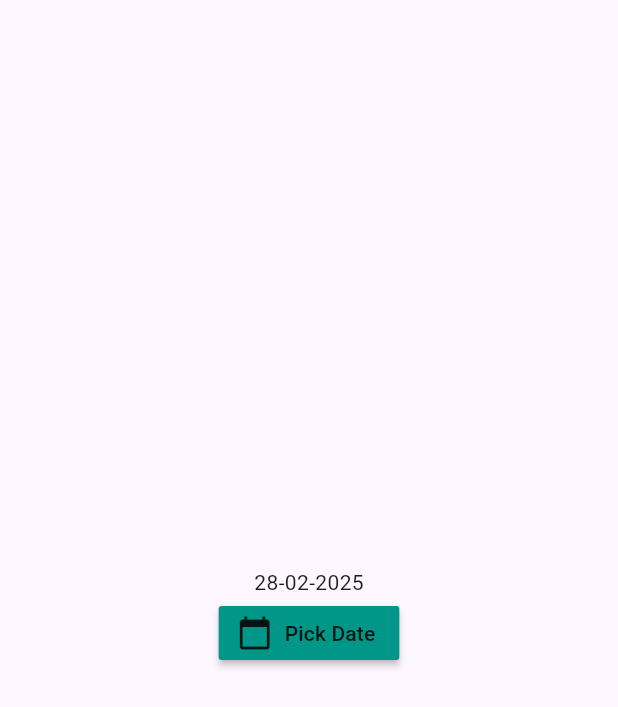
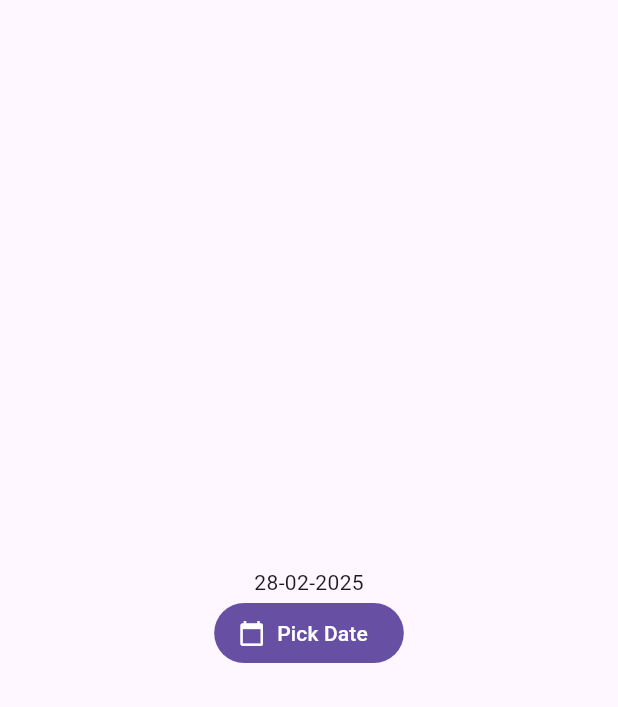
Before and after one commit to balajimalathi/flutter_app, a Flutter app: the Home screen opened directly, on a phone screen of 412 x 824 dp. Shown: the top 707 px of the screen. Run offline on Flutter 3.47's test engine with Material 3 defaults, Android fonts, the phone set to English and light mode, and no system bars; Roboto replaces fonts that are missing (ProximaNova).

Commit message:
Button changes

```diff
--- a/lib/Mycal.dart
+++ b/lib/Mycal.dart
@@ -34,8 +34,7 @@ class _HomeState extends State<Home> {
             Text(_date == null
                 ? 'Today'
                 : "${date1.day.toString().padLeft(2, '0')}-${date1.month.toString().padLeft(2, '0')}-${date1.year.toString()}"),
-            RaisedButton.icon(
-              color: Colors.teal,
+            FilledButton.icon(
               icon: Icon(Icons.calendar_today),
               label: Text('Pick Date'),
 
```
